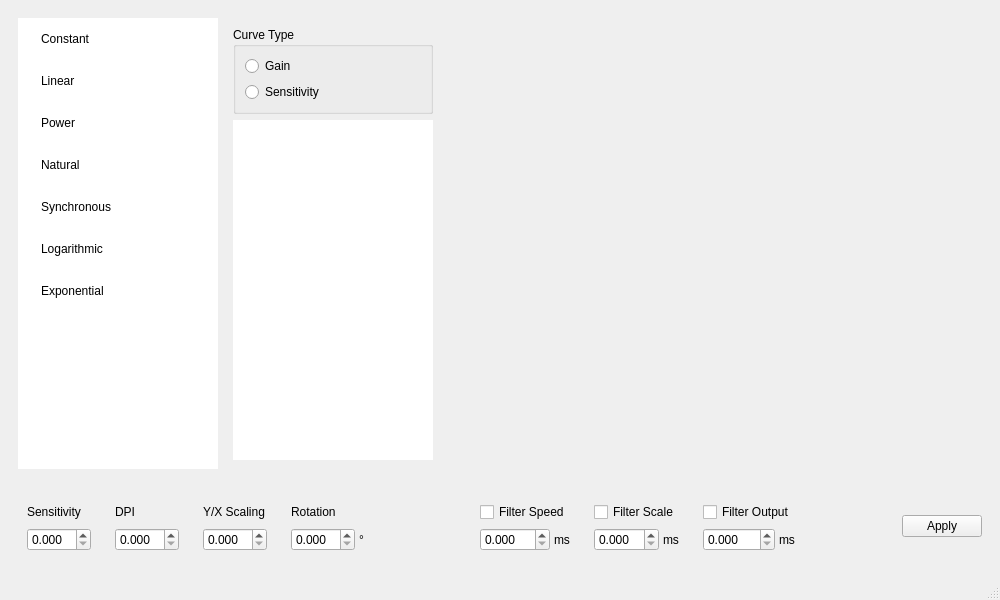
Old version of the form src/curves/ui/qt/main_window/main_window.ui in the repository fsecilia/curves.
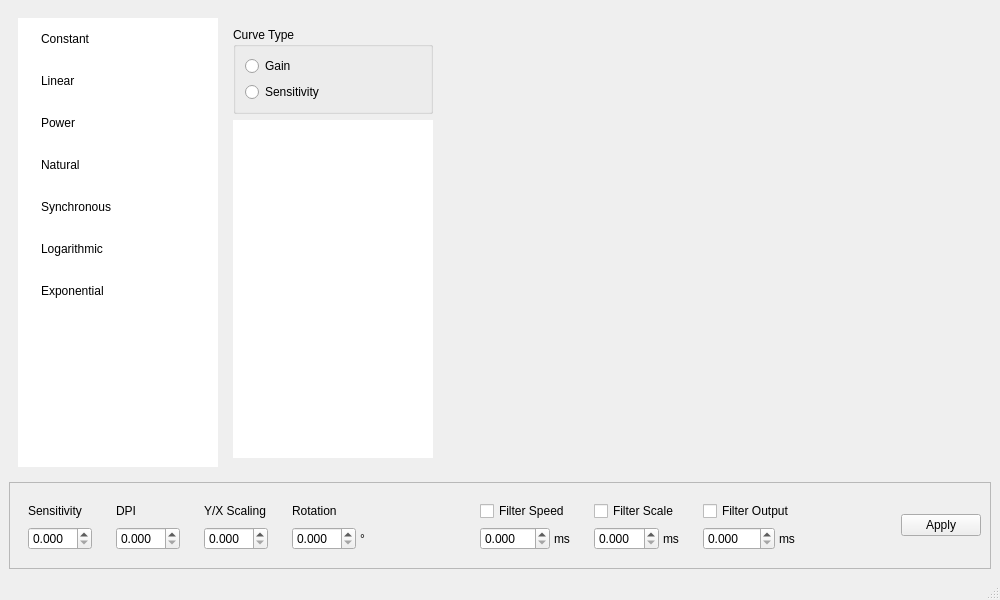
New version of the form. Custom widgets are drawn as their Qt base class.

Commit message: fix(ui): add border around footer panel

The edit to the form file:
```diff
--- a/src/curves/ui/qt/main_window/main_window.ui
+++ b/src/curves/ui/qt/main_window/main_window.ui
@@ -210,7 +210,7 @@
      </widget>
     </item>
     <item>
-     <widget class="QWidget" name="footer" native="true">
+     <widget class="QFrame" name="footer">
       <property name="sizePolicy">
        <sizepolicy hsizetype="Preferred" vsizetype="Fixed">
         <horstretch>0</horstretch>
@@ -223,6 +223,9 @@
         <height>0</height>
        </size>
       </property>
+      <property name="frameShape">
+       <enum>QFrame::Shape::StyledPanel</enum>
+      </property>
       <layout class="QHBoxLayout" name="horizontalLayout">
        <item>
         <widget class="QWidget" name="sensitivityParameter" native="true">
```
